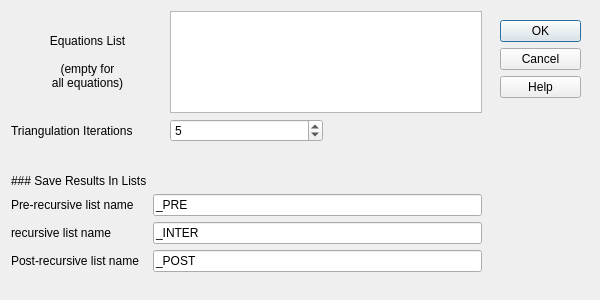
Old version of the form gui/menu/compute/compute_scc_decomposition.ui in the repository plan-be/iode.
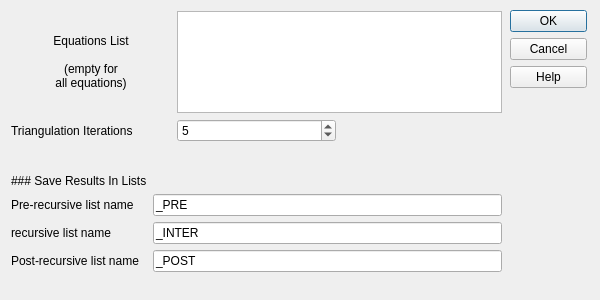
New version of the form. Icons and pictures are not drawn.

Commit message: GUI: (Compute Menu) added missing keyboard shortcuts

Diff of the .ui file:
```diff
--- a/gui/menu/compute/compute_scc_decomposition.ui
+++ b/gui/menu/compute/compute_scc_decomposition.ui
@@ -29,28 +29,12 @@
    <iconset>
     <normaloff>icons/Iodenew.ico</normaloff>icons/Iodenew.ico</iconset>
   </property>
-  <widget class="QDialogButtonBox" name="buttonBox">
-   <property name="geometry">
-    <rect>
-     <x>500</x>
-     <y>20</y>
-     <width>81</width>
-     <height>91</height>
-    </rect>
-   </property>
-   <property name="orientation">
-    <enum>Qt::Vertical</enum>
-   </property>
-   <property name="standardButtons">
-    <set>QDialogButtonBox::Cancel|QDialogButtonBox::Help|QDialogButtonBox::Ok</set>
-   </property>
-  </widget>
   <widget class="QWidget" name="layoutWidget">
    <property name="geometry">
     <rect>
      <x>11</x>
      <y>11</y>
-     <width>471</width>
+     <width>491</width>
      <height>131</height>
     </rect>
    </property>
@@ -99,7 +83,7 @@
     <rect>
      <x>11</x>
      <y>174</y>
-     <width>471</width>
+     <width>491</width>
      <height>105</height>
     </rect>
    </property>
@@ -158,6 +142,79 @@
     </item>
    </layout>
   </widget>
+  <widget class="QWidget" name="layoutWidget_2">
+   <property name="geometry">
+    <rect>
+     <x>510</x>
+     <y>10</y>
+     <width>77</width>
+     <height>271</height>
+    </rect>
+   </property>
+   <layout class="QVBoxLayout" name="verticalLayout">
+    <item>
+     <widget class="QPushButton" name="OKButton">
+      <property name="sizePolicy">
+       <sizepolicy hsizetype="Fixed" vsizetype="Fixed">
+        <horstretch>0</horstretch>
+        <verstretch>0</verstretch>
+       </sizepolicy>
+      </property>
+      <property name="text">
+       <string>OK</string>
+      </property>
+      <property name="shortcut">
+       <string>F10</string>
+      </property>
+     </widget>
+    </item>
+    <item>
+     <widget class="QPushButton" name="cancelButton">
+      <property name="sizePolicy">
+       <sizepolicy hsizetype="Fixed" vsizetype="Fixed">
+        <horstretch>0</horstretch>
+        <verstretch>0</verstretch>
+       </sizepolicy>
+      </property>
+      <property name="text">
+       <string>Cancel</string>
+      </property>
+      <property name="shortcut">
+       <string>Esc</string>
+      </property>
+     </widget>
+    </item>
+    <item>
+     <widget class="QPushButton" name="helpButton">
+      <property name="sizePolicy">
+       <sizepolicy hsizetype="Fixed" vsizetype="Fixed">
+        <horstretch>0</horstretch>
+        <verstretch>0</verstretch>
+       </sizepolicy>
+      </property>
+      <property name="text">
+       <string>Help</string>
+      </property>
+      <property name="shortcut">
+       <string>F1</string>
+      </property>
+     </widget>
+    </item>
+    <item>
+     <spacer name="verticalSpacer">
+      <property name="orientation">
+       <enum>Qt::Vertical</enum>
+      </property>
+      <property name="sizeHint" stdset="0">
+       <size>
+        <width>20</width>
+        <height>40</height>
+       </size>
+      </property>
+     </spacer>
+    </item>
+   </layout>
+  </widget>
  </widget>
  <resources/>
  <connections>
```
Left out of the diff: 72 changed lines with no effect on the pictures. The commit also changes 4 other files.
